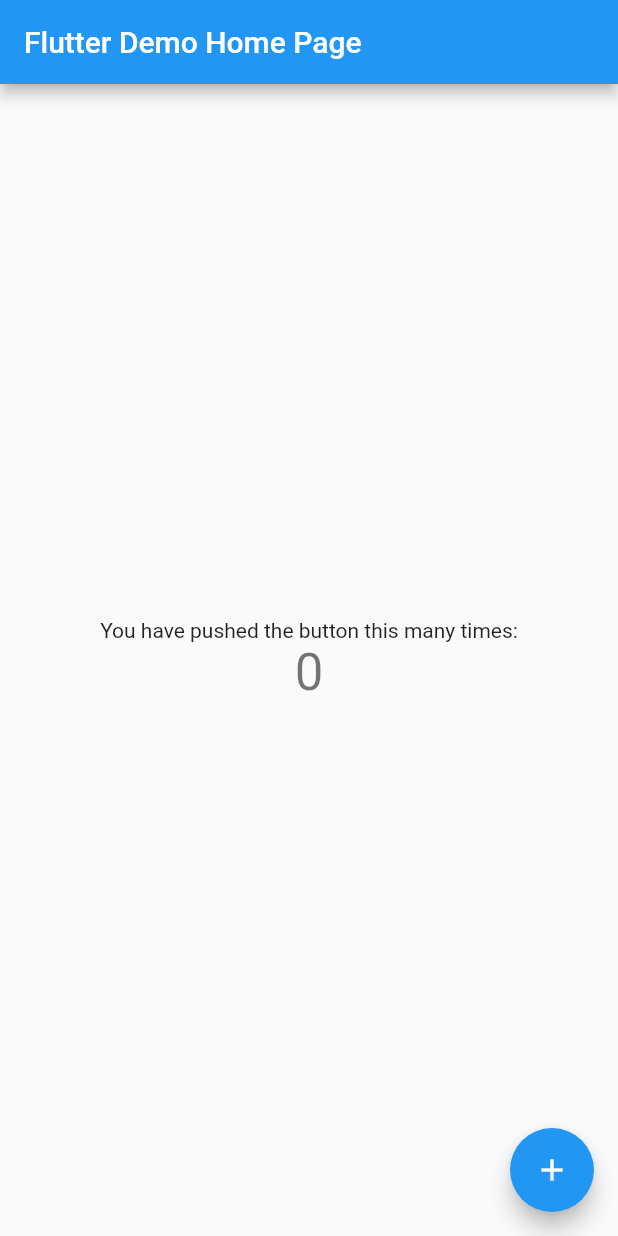
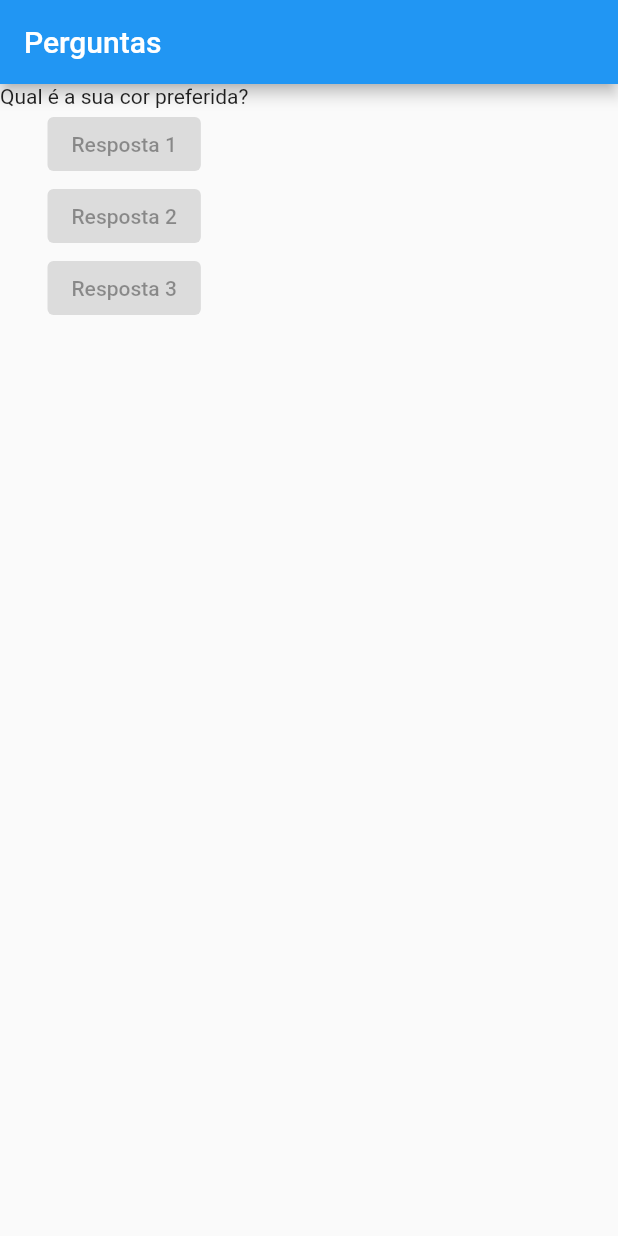
Before and after one commit to davidborelli/projeto_perguntas, a Flutter app: the screen it shows after launch, on a phone screen of 412 x 824 dp. Run offline on Flutter 3.47's test engine with Material 2 defaults, Android fonts, the phone set to English and light mode, and no system bars.

Commit message:
feat: add label and button questions

```diff
--- a/lib/main.dart
+++ b/lib/main.dart
@@ -1,65 +1,40 @@
 import 'package:flutter/material.dart';
+import 'package:flutter/widgets.dart';
 
-void main() {
-  runApp(MyApp());
-}
+main() => runApp(PerguntaApp());
 
-class MyApp extends StatelessWidget {
+class PerguntaApp extends StatelessWidget {
+  final perguntas = [
+    'Qual é a sua cor preferida?',
+    'Qual é o seu animal favorito?'
+  ];
+
   @override
   Widget build(BuildContext context) {
     return MaterialApp(
-      title: 'Flutter Demo',
-      theme: ThemeData(
-        primarySwatch: Colors.blue,
-      ),
-      home: MyHomePage(title: 'Flutter Demo Home Page'),
-    );
-  }
-}
-
-class MyHomePage extends StatefulWidget {
-  MyHomePage({Key key, this.title}) : super(key: key);
-
-  final String title;
-
-  @override
-  _MyHomePageState createState() => _MyHomePageState();
-}
-
-class _MyHomePageState extends State<MyHomePage> {
-  int _counter = 0;
-
-  void _incrementCounter() {
-    setState(() {
-      _counter++;
-    });
-  }
-
-  @override
-  Widget build(BuildContext context) {
-    return Scaffold(
-      appBar: AppBar(
-        title: Text(widget.title),
-      ),
-      body: Center(
-        child: Column(
-          mainAxisAlignment: MainAxisAlignment.center,
+      home: Scaffold(
+        appBar: AppBar(
+          title: Text('Perguntas'),
+        ),
+        body: Column(
           children: <Widget>[
-            Text(
-              'You have pushed the button this many times:',
+            Text(perguntas[0]),
+            ElevatedButton(
+              child: Text('Resposta 1'),
+              onPressed: null,
             ),
-            Text(
-              '$_counter',
-              style: Theme.of(context).textTheme.headline4,
+            ElevatedButton(
+              child: Text('Resposta 2'),
+              onPressed: null,
+            ),
+            ElevatedButton(
+              child: Text('Resposta 3'),
+              onPressed: null,
             ),
           ],
         ),
       ),
-      floatingActionButton: FloatingActionButton(
-        onPressed: _incrementCounter,
-        tooltip: 'Increment',
-        child: Icon(Icons.add),
-      ),
     );
   }
+
 }
```
